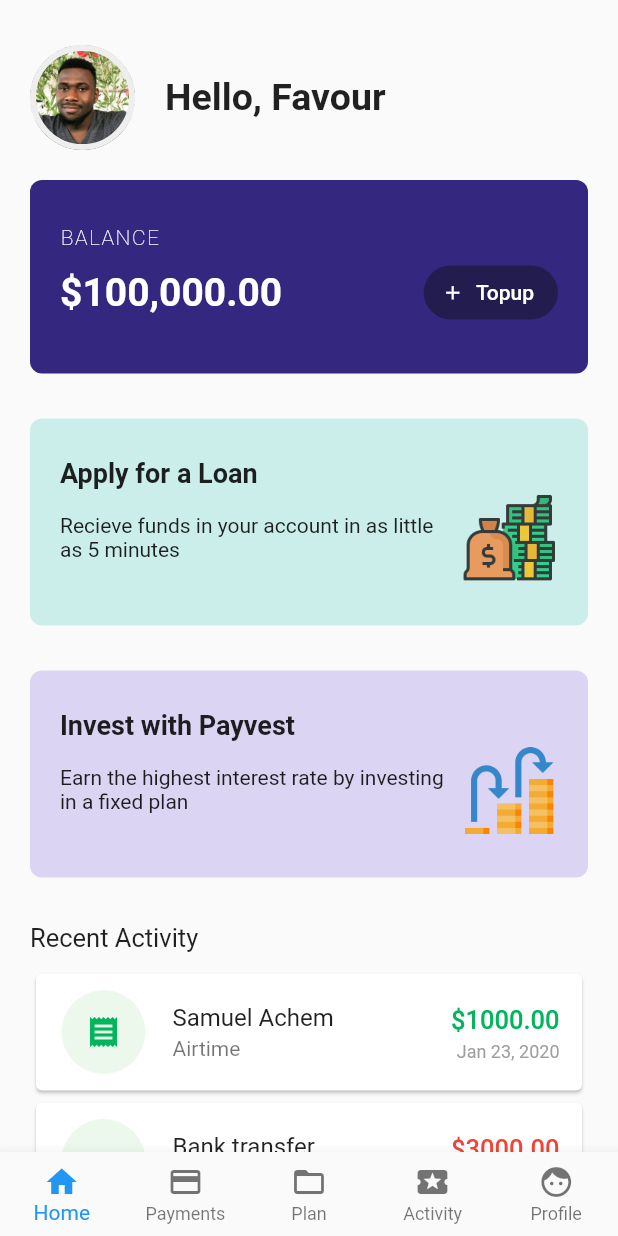
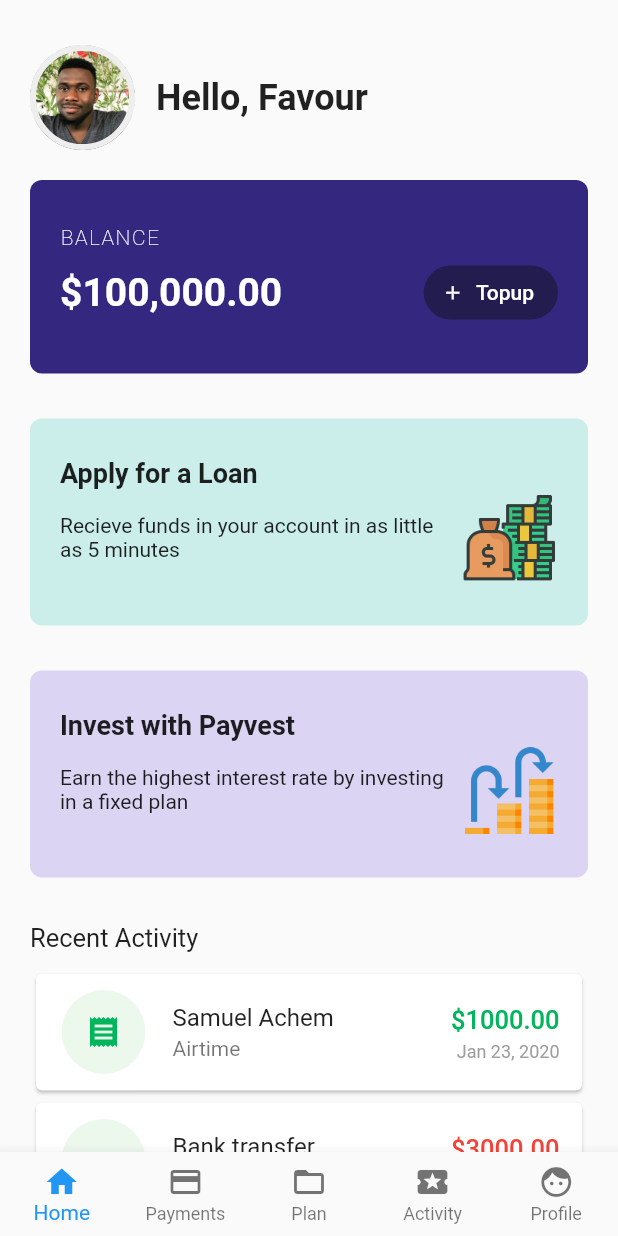
Before and after one commit to favourori/bankingapp-ui-design, a Flutter app: the screen it shows after launch, on a phone screen of 412 x 824 dp. Run offline on Flutter 3.47's test engine with Material 2 defaults, Android fonts, the phone set to English and light mode, and no system bars.

Commit message:
font tweak

```diff
--- a/lib/header.dart
+++ b/lib/header.dart
@@ -22,11 +22,11 @@ class Header extends StatelessWidget {
           ),
         ),
         SizedBox(
-          width: 20.0,
+          width: 14.0,
         ),
         Text(
           "Hello, Favour",
-          style: TextStyle(fontSize: 25.0, fontWeight: FontWeight.bold),
+          style: TextStyle(fontSize: 24.0, fontWeight: FontWeight.w600),
         )
       ],
     );
```
